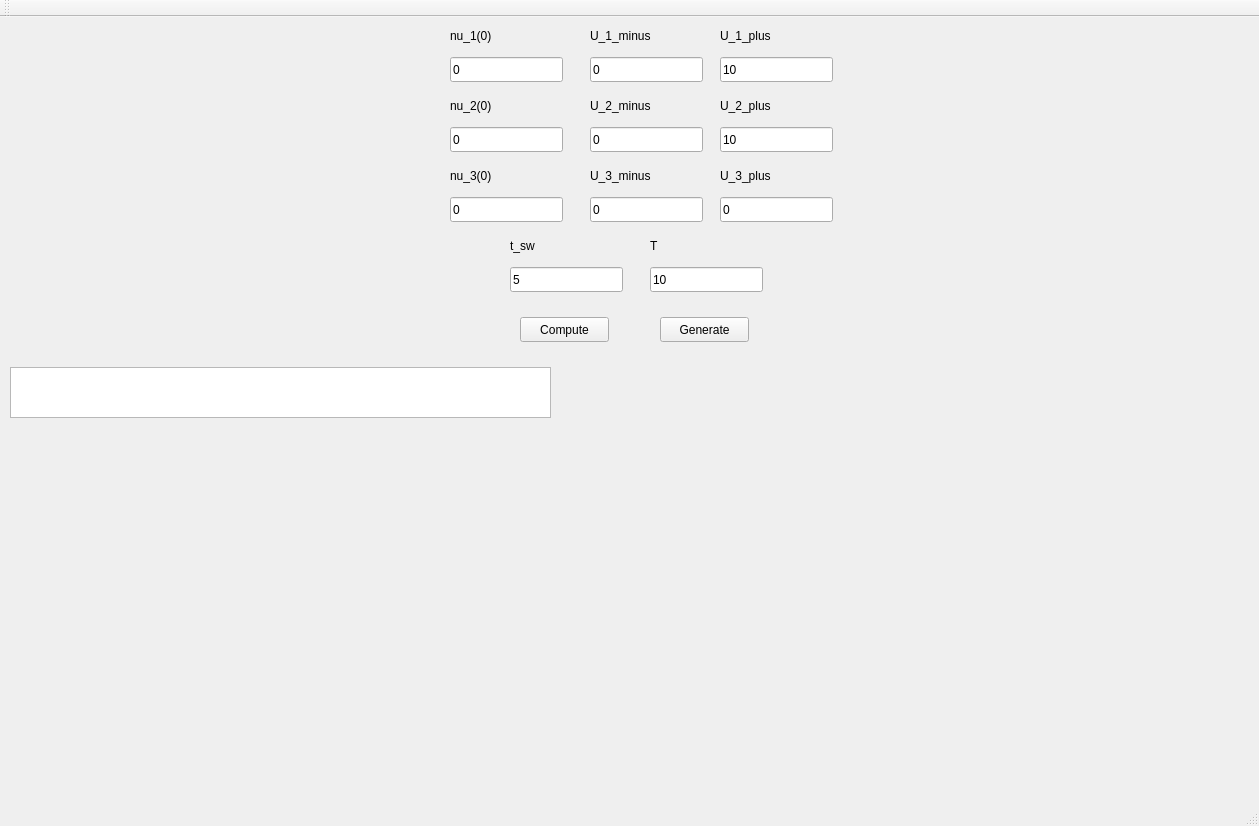
Before: the Qt Designer form mainwindow.ui in DifferentialOrange/custom-omni-wheel-vehicle-control, drawn with Qt 5.
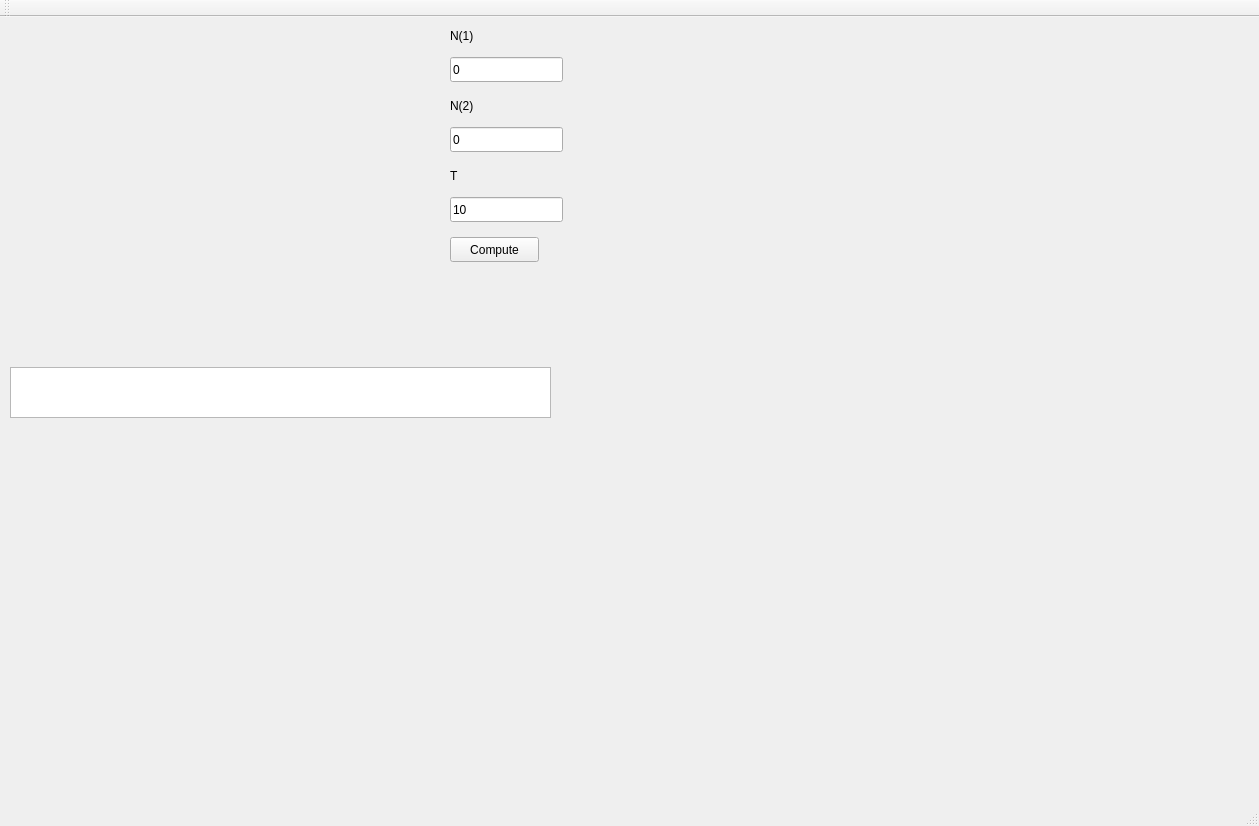
After: the same form once the commit is applied. Custom widgets are drawn as their Qt base class.

Patch:
```diff
--- a/mainwindow.ui
+++ b/mainwindow.ui
@@ -24,245 +24,11 @@
      </rect>
     </property>
    </widget>
-   <widget class="QLineEdit" name="lineEdit_nu_1_0">
-    <property name="geometry">
-     <rect>
-      <x>450</x>
-      <y>40</y>
-      <width>113</width>
-      <height>25</height>
-     </rect>
-    </property>
-    <property name="text">
-     <string>0</string>
-    </property>
-   </widget>
-   <widget class="QLabel" name="label">
-    <property name="geometry">
-     <rect>
-      <x>450</x>
-      <y>10</y>
-      <width>67</width>
-      <height>17</height>
-     </rect>
-    </property>
-    <property name="text">
-     <string>nu_1(0)</string>
-    </property>
-   </widget>
-   <widget class="QLabel" name="label_2">
-    <property name="geometry">
-     <rect>
-      <x>450</x>
-      <y>80</y>
-      <width>67</width>
-      <height>17</height>
-     </rect>
-    </property>
-    <property name="text">
-     <string>nu_2(0)</string>
-    </property>
-   </widget>
-   <widget class="QLineEdit" name="lineEdit_nu_2_0">
-    <property name="geometry">
-     <rect>
-      <x>450</x>
-      <y>110</y>
-      <width>113</width>
-      <height>25</height>
-     </rect>
-    </property>
-    <property name="text">
-     <string>0</string>
-    </property>
-   </widget>
-   <widget class="QLabel" name="label_3">
-    <property name="geometry">
-     <rect>
-      <x>450</x>
-      <y>150</y>
-      <width>67</width>
-      <height>17</height>
-     </rect>
-    </property>
-    <property name="text">
-     <string>nu_3(0)</string>
-    </property>
-   </widget>
-   <widget class="QLineEdit" name="lineEdit_nu_3_0">
-    <property name="geometry">
-     <rect>
-      <x>450</x>
-      <y>180</y>
-      <width>113</width>
-      <height>25</height>
-     </rect>
-    </property>
-    <property name="text">
-     <string>0</string>
-    </property>
-   </widget>
-   <widget class="QLabel" name="label_4">
-    <property name="geometry">
-     <rect>
-      <x>590</x>
-      <y>10</y>
-      <width>81</width>
-      <height>17</height>
-     </rect>
-    </property>
-    <property name="text">
-     <string>U_1_minus</string>
-    </property>
-   </widget>
-   <widget class="QLineEdit" name="lineEdit_U_1_m">
-    <property name="geometry">
-     <rect>
-      <x>590</x>
-      <y>40</y>
-      <width>113</width>
-      <height>25</height>
-     </rect>
-    </property>
-    <property name="text">
-     <string>0</string>
-    </property>
-   </widget>
-   <widget class="QLabel" name="label_5">
-    <property name="geometry">
-     <rect>
-      <x>590</x>
-      <y>80</y>
-      <width>81</width>
-      <height>17</height>
-     </rect>
-    </property>
-    <property name="text">
-     <string>U_2_minus</string>
-    </property>
-   </widget>
-   <widget class="QLineEdit" name="lineEdit_U_2_m">
-    <property name="geometry">
-     <rect>
-      <x>590</x>
-      <y>110</y>
-      <width>113</width>
-      <height>25</height>
-     </rect>
-    </property>
-    <property name="text">
-     <string>0</string>
-    </property>
-   </widget>
-   <widget class="QLineEdit" name="lineEdit_U_3_m">
-    <property name="geometry">
-     <rect>
-      <x>590</x>
-      <y>180</y>
-      <width>113</width>
-      <height>25</height>
-     </rect>
-    </property>
-    <property name="text">
-     <string>0</string>
-    </property>
-   </widget>
-   <widget class="QLabel" name="label_6">
-    <property name="geometry">
-     <rect>
-      <x>590</x>
-      <y>150</y>
-      <width>81</width>
-      <height>17</height>
-     </rect>
-    </property>
-    <property name="text">
-     <string>U_3_minus</string>
-    </property>
-   </widget>
-   <widget class="QLabel" name="label_7">
-    <property name="geometry">
-     <rect>
-      <x>720</x>
-      <y>10</y>
-      <width>67</width>
-      <height>17</height>
-     </rect>
-    </property>
-    <property name="text">
-     <string>U_1_plus</string>
-    </property>
-   </widget>
-   <widget class="QLineEdit" name="lineEdit_U_1_p">
-    <property name="geometry">
-     <rect>
-      <x>720</x>
-      <y>40</y>
-      <width>113</width>
-      <height>25</height>
-     </rect>
-    </property>
-    <property name="text">
-     <string>10</string>
-    </property>
-   </widget>
-   <widget class="QLabel" name="label_8">
-    <property name="geometry">
-     <rect>
-      <x>720</x>
-      <y>80</y>
-      <width>67</width>
-      <height>17</height>
-     </rect>
-    </property>
-    <property name="text">
-     <string>U_2_plus</string>
-    </property>
-   </widget>
-   <widget class="QLineEdit" name="lineEdit_U_2_p">
-    <property name="geometry">
-     <rect>
-      <x>720</x>
-      <y>110</y>
-      <width>113</width>
-      <height>25</height>
-     </rect>
-    </property>
-    <property name="text">
-     <string>10</string>
-    </property>
-   </widget>
-   <widget class="QLineEdit" name="lineEdit_U_3_p">
-    <property name="geometry">
-     <rect>
-      <x>720</x>
-      <y>180</y>
-      <width>113</width>
-      <height>25</height>
-     </rect>
-    </property>
-    <property name="text">
-     <string>0</string>
-    </property>
-   </widget>
-   <widget class="QLabel" name="label_9">
-    <property name="geometry">
-     <rect>
-      <x>720</x>
-      <y>150</y>
-      <width>67</width>
-      <height>17</height>
-     </rect>
-    </property>
-    <property name="text">
-     <string>U_3_plus</string>
-    </property>
-   </widget>
    <widget class="QLabel" name="label_10">
     <property name="geometry">
      <rect>
-      <x>650</x>
-      <y>220</y>
+      <x>450</x>
+      <y>150</y>
       <width>67</width>
       <height>17</height>
      </rect>
@@ -271,37 +37,11 @@
      <string>T</string>
     </property>
    </widget>
-   <widget class="QLineEdit" name="lineEdit_t_sw">
-    <property name="geometry">
-     <rect>
-      <x>510</x>
-      <y>250</y>
-      <width>113</width>
-      <height>25</height>
-     </rect>
-    </property>
-    <property name="text">
-     <string>5</string>
-    </property>
-   </widget>
-   <widget class="QLabel" name="label_11">
-    <property name="geometry">
-     <rect>
-      <x>510</x>
-      <y>220</y>
-      <width>67</width>
-      <height>17</height>
-     </rect>
-    </property>
-    <property name="text">
-     <string>t_sw</string>
-    </property>
-   </widget>
    <widget class="QLineEdit" name="lineEdit_T">
     <property name="geometry">
      <rect>
-      <x>650</x>
-      <y>250</y>
+      <x>450</x>
+      <y>180</y>
       <width>113</width>
       <height>25</height>
      </rect>
@@ -313,8 +53,8 @@
    <widget class="QPushButton" name="pushButton_compute">
     <property name="geometry">
      <rect>
-      <x>520</x>
-      <y>300</y>
+      <x>450</x>
+      <y>220</y>
       <width>89</width>
       <height>25</height>
      </rect>
@@ -323,19 +63,6 @@
      <string>Compute</string>
     </property>
    </widget>
-   <widget class="QPushButton" name="pushButton_generate">
-    <property name="geometry">
-     <rect>
-      <x>660</x>
-      <y>300</y>
-      <width>89</width>
-      <height>25</height>
-     </rect>
-    </property>
-    <property name="text">
-     <string>Generate</string>
-    </property>
-   </widget>
    <widget class="QTextBrowser" name="textBrowser_controls">
     <property name="geometry">
      <rect>
@@ -366,6 +93,58 @@
      </rect>
     </property>
    </widget>
+   <widget class="QLineEdit" name="lineEdit_N_1">
+    <property name="geometry">
+     <rect>
+      <x>450</x>
+      <y>40</y>
+      <width>113</width>
+      <height>25</height>
+     </rect>
+    </property>
+    <property name="text">
+     <string>0</string>
+    </property>
+   </widget>
+   <widget class="QLineEdit" name="lineEdit_N_2">
+    <property name="geometry">
+     <rect>
+      <x>450</x>
+      <y>110</y>
+      <width>113</width>
+      <height>25</height>
+     </rect>
+    </property>
+    <property name="text">
+     <string>0</string>
+    </property>
+   </widget>
+   <widget class="QLabel" name="label_11">
+    <property name="geometry">
+     <rect>
+      <x>450</x>
+      <y>80</y>
+      <width>111</width>
+      <height>17</height>
+     </rect>
+    </property>
+    <property name="text">
+     <string>N(2)</string>
+    </property>
+   </widget>
+   <widget class="QLabel" name="label_12">
+    <property name="geometry">
+     <rect>
+      <x>450</x>
+      <y>10</y>
+      <width>67</width>
+      <height>17</height>
+     </rect>
+    </property>
+    <property name="text">
+     <string>N(1)</string>
+    </property>
+   </widget>
   </widget>
   <widget class="QMenuBar" name="menuBar">
    <property name="geometry">
```
